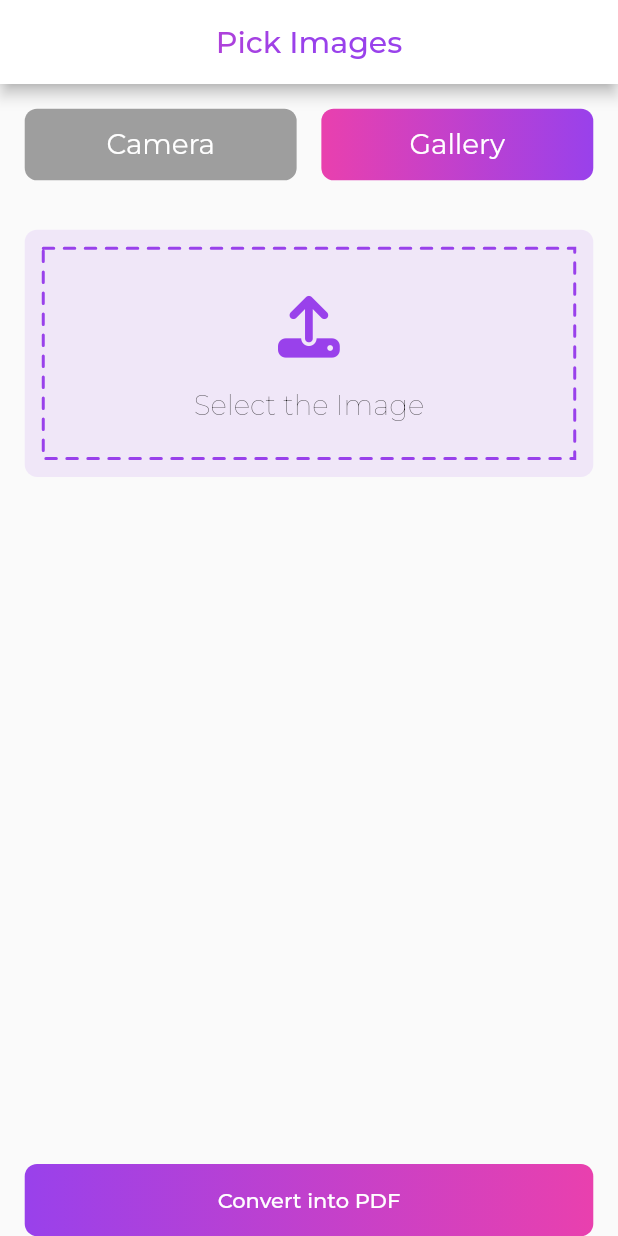
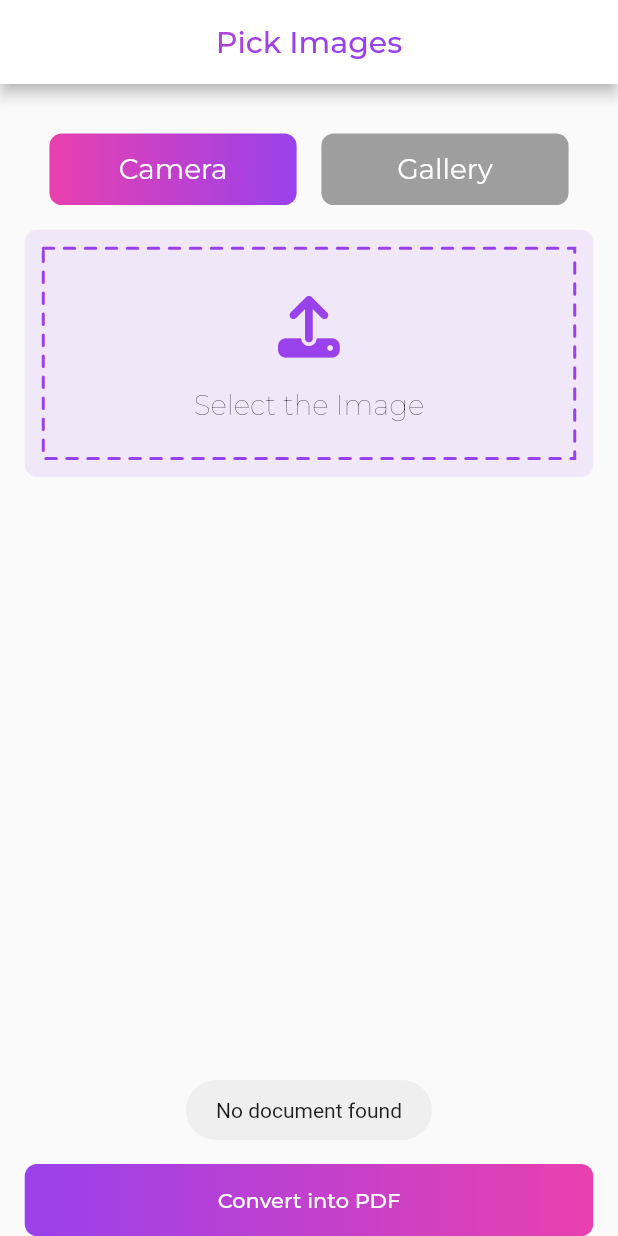
Before and after one commit to talha828/Images_to_pdf, a Flutter app: the screen it shows after launch, after a tap on "Convert into PDF", on a phone screen of 412 x 824 dp. Run offline on Flutter 3.47's test engine with Material 2 defaults, Android fonts, the phone set to English and light mode, and no system bars; drawn by our look-alikes of dotted_border; our stand-ins replace fluttertoast, font_awesome_flutter, get, google_fonts, image_picker, open_filex; missing offline and left inert: document_file_save_plus, flutter_share.

```diff
--- a/lib/screens/main_screen/main_screen.dart
+++ b/lib/screens/main_screen/main_screen.dart
@@ -8,6 +8,8 @@ import 'package:image_to_pdf/constant/constant.dart';
 import 'package:image_to_pdf/logic/logic.dart';
 import 'package:image_to_pdf/screens/exit_screen/exit_screen.dart';
 import 'package:image_to_pdf/widgets/select_image_card/select_image_card.dart';
+
+import '../../widgets/general_button/general_button.dart';
 
 class MainScreen extends StatefulWidget {
   const MainScreen({Key? key}) : super(key: key);
@@ -21,7 +23,7 @@ class _MainScreenState extends State<MainScreen> {
   final Shader linearGradient = const LinearGradient(
     colors: <Color>[themeColor1, themeColor2],
   ).createShader(const Rect.fromLTWH(0.0, 0.0, 200.0, 70.0));
-  Future<void>addImage()async{
+  Future<void> addImage() async {
     XFile? image = await ImagePicker().pickImage(source: ImageSource.camera);
     data.fileList.add(File(image!.path));
     data.widgetList.add(
@@ -36,18 +38,11 @@ class _MainScreenState extends State<MainScreen> {
         ),
       ),
     );
-    Future.delayed(const Duration(seconds:1),()=>setState((){}));
+    Future.delayed(const Duration(seconds: 1), () => setState(() {}));
   }
 
   @override
   void initState() {
-    data.widgetList.add(
-      SelectImageCard(
-        width: width,
-        onTap: () => addImage().catchError(
-            (e) => Fluttertoast.showToast(msg: "Error: ${e.toString()}")),
-      ),
-    );
     super.initState();
   }
 
@@ -68,19 +63,27 @@ class _MainScreenState extends State<MainScreen> {
           label: "Convert Image into PDF",
           width: width,
           onTap: () async {
-            await ImageToPdf.imageList(data.fileList).then((value) async {
-               data.pdf.value=File(value.path);
+            if (data.fileList.isNotEmpty) {
+              await ImageToPdf.imageList(listOfFiles: data.fileList)
+                  .then((value) async {
+                data.pdf.value = File(value.path);
                 Get.to(const ExitScreen());
                 //await OpenFilex.open(value.path);
                 // final bytes = await value.save();
                 // await value.writeAsBytes(bytes,flush: true);
               });
+            } else {
+              Fluttertoast.showToast(msg: "No document found");
+            }
           },
         ),
         body: GetBuilder<Logic>(
             init: Logic(),
             builder: (logic) {
-            return Column(
+              return Container(
+                padding: EdgeInsets.symmetric(
+                    vertical: width * 0.04, horizontal: width * 0.04),
+                child: Column(
                   crossAxisAlignment: CrossAxisAlignment.stretch,
                   children: [
                     Padding(
@@ -90,24 +93,31 @@ class _MainScreenState extends State<MainScreen> {
                         children: [
                           Expanded(
                             child: InkWell(
-                          onTap: () => setState((){data.source.value = ImageSource.camera;}),
+                              onTap: () => setState(() {
+                                data.source.value = ImageSource.camera;
+                              }),
                               child: Container(
                                 padding: EdgeInsets.symmetric(
-                                vertical: width * 0.03, horizontal: width * 0.03),
+                                    vertical: width * 0.03,
+                                    horizontal: width * 0.03),
                                 decoration: BoxDecoration(
-                                borderRadius: BorderRadius.circular(width * 0.02),
-                                gradient: data.source.value == ImageSource.camera
+                                    borderRadius:
+                                        BorderRadius.circular(width * 0.02),
+                                    gradient: data.source.value ==
+                                            ImageSource.camera
+                                        ? const LinearGradient(
+                                            colors: [themeColor1, themeColor2])
+                                        : null,
+                                    color:
+                                        data.source.value == ImageSource.camera
                                             ? null
-                                    : const LinearGradient(
-                                        colors: [themeColor1, themeColor2]),
-                                color: data.source.value == ImageSource.camera
-                                    ? Colors.grey
-                                    : null),
+                                            : Colors.grey),
                                 alignment: Alignment.center,
                                 child: Text(
                                   "Camera",
                                   style: TextStyle(
-                                  color: Colors.white, fontSize: width * 0.045),
+                                      color: Colors.white,
+                                      fontSize: width * 0.045),
                                 ),
                               ),
                             ),
@@ -117,25 +127,32 @@ class _MainScreenState extends State<MainScreen> {
                           ),
                           Expanded(
                             child: InkWell(
-                          onTap: () => setState((){data.source.value = ImageSource.gallery;}),
+                              onTap: () => setState(() {
+                                data.source.value = ImageSource.gallery;
+                              }),
                               child: Container(
                                 padding: EdgeInsets.symmetric(
-                                vertical: width * 0.03, horizontal: width * 0.03),
+                                    vertical: width * 0.03,
+                                    horizontal: width * 0.03),
                                 decoration: BoxDecoration(
-                              borderRadius: BorderRadius.circular(width * 0.02),
-                              color: logic.source.value == ImageSource.gallery
-                                  ? Colors.grey
+                                  borderRadius:
+                                      BorderRadius.circular(width * 0.02),
+                                  color:
+                                      logic.source.value == ImageSource.gallery
+                                          ? null
+                                          : Colors.grey,
+                                  gradient: logic.source.value ==
+                                          ImageSource.gallery
+                                      ? const LinearGradient(
+                                          colors: [themeColor1, themeColor2])
                                       : null,
-                              gradient: logic.source.value == ImageSource.gallery
-                                  ? null
-                                  : const LinearGradient(
-                                      colors: [themeColor1, themeColor2]),
                                 ),
                                 alignment: Alignment.center,
                                 child: Text(
                                   "Gallery",
                                   style: TextStyle(
-                                  color: Colors.white, fontSize: width * 0.045),
+                                      color: Colors.white,
+                                      fontSize: width * 0.045),
                                 ),
                               ),
                             ),
@@ -143,64 +160,43 @@ class _MainScreenState extends State<MainScreen> {
                         ],
                       ),
                     ),
+                    SelectImageCard(
+                      width: width,
+                      onTap: () => addImage().catchError(
+                          (e) => Fluttertoast.showToast(msg: "No Image")),
+                    ),
                     Expanded(
                       child: Container(
-                      padding: EdgeInsets.symmetric(
-                          horizontal: width * 0.04, vertical: width * 0.04),
+                          padding: EdgeInsets.symmetric(vertical: width * 0.04),
                           child: ListView.separated(
                               shrinkWrap: true,
+                              scrollDirection: Axis.horizontal,
                               itemBuilder: (context, index) {
-                            return Dismissible(
+                                return Container(
+                                  width: width * 0.6,
+                                  child: Dismissible(
+                                      direction: DismissDirection.vertical,
                                       key: UniqueKey(),
                                       onDismissed: (onDismiss) {
                                         // remove item
                                         data.fileList.removeAt(index);
                                         data.widgetList.removeAt(index);
                                       },
-                                child: logic.widgetList[index]!);
+                                      child: logic.widgetList[index]!),
+                                );
                               },
                               separatorBuilder: (context, index) {
                                 return SizedBox(
-                              height: width * 0.04,
+                                  width: width * 0.04,
                                 );
                               },
                               itemCount: logic.widgetList.length)),
                     ),
                   ],
+                ),
               );
-          }
-        ),
+            }),
       ),
     );
   }
 }
-
-class GeneralButton extends StatelessWidget {
-  const GeneralButton(
-      {Key? key, required this.width, required this.onTap,required this.label})
-      : super(key: key);
-
-  final double width;
-  final Function()? onTap;
-  final String label;
-  @override
-  Widget build(BuildContext context) {
-    return Container(
-      padding: EdgeInsets.symmetric(horizontal: width * 0.04),
-      child: Container(
-        decoration: BoxDecoration(
-          borderRadius: BorderRadius.circular(width * 0.02),
-          gradient: const LinearGradient(colors: [themeColor2, themeColor1]),
-        ),
-        child: ElevatedButton(
-          style: ButtonStyle(
-              elevation: MaterialStateProperty.all<double?>(0.0),
-              backgroundColor:
-                  MaterialStateProperty.all<Color>(Colors.transparent)),
-          onPressed: onTap,
-          child: const Text("Convert into PDF"),
-        ),
-      ),
-    );
-  }
-}
--- /dev/null
+++ b/lib/widgets/general_button/general_button.dart
@@ -0,0 +1,33 @@
+
+import 'package:flutter/material.dart';
+import 'package:image_to_pdf/constant/constant.dart';
+
+class GeneralButton extends StatelessWidget {
+  const GeneralButton(
+      {Key? key, required this.width, required this.onTap,required this.label})
+      : super(key: key);
+
+  final double width;
+  final Function()? onTap;
+  final String label;
+  @override
+  Widget build(BuildContext context) {
+    return Container(
+      padding: EdgeInsets.symmetric(horizontal: width * 0.04),
+      child: Container(
+        decoration: BoxDecoration(
+          borderRadius: BorderRadius.circular(width * 0.02),
+          gradient: const LinearGradient(colors: [themeColor2, themeColor1]),
+        ),
+        child: ElevatedButton(
+          style: ButtonStyle(
+              elevation: MaterialStateProperty.all<double?>(0.0),
+              backgroundColor:
+              MaterialStateProperty.all<Color>(Colors.transparent)),
+          onPressed: onTap,
+          child: const Text("Convert into PDF"),
+        ),
+      ),
+    );
+  }
+}
--- a/lib/widgets/select_image_card/select_image_card.dart
+++ b/lib/widgets/select_image_card/select_image_card.dart
@@ -35,12 +35,15 @@ class SelectImageCard extends StatelessWidget {
             crossAxisAlignment: CrossAxisAlignment.stretch,
             mainAxisAlignment: MainAxisAlignment.spaceEvenly,
             children: [
-              IconButton(
-                onPressed: () {},
-                icon: FaIcon(
-                  FontAwesomeIcons.upload,
-                  color: themeColor2,
-                  size: width * 0.1,
+              IgnorePointer(
+                ignoring: true,
+                child: IconButton(
+                  onPressed: () {},
+                  icon: FaIcon(
+                    FontAwesomeIcons.upload,
+                    color: themeColor2,
+                    size: width * 0.1,
+                  ),
                 ),
               ),
               Text(
--- a/packages/image_to_pdf_converter/lib/converter.dart
+++ b/packages/image_to_pdf_converter/lib/converter.dart
@@ -3,19 +3,19 @@ part of image_to_pdf_converter;
 
 
 class ImageToPdf {
-  static Future<dynamic> imageList(List<File?> list) async {
-    if (list.isEmpty) {
-      throw "please provide valid String";
+  static Future<dynamic> imageList({required List<File?> listOfFiles}) async {
+    if (listOfFiles.isEmpty) {
+      throw "Your List is Empty";
     } else {
       final pdf = pw.Document();
-      for (var image in list) {
+      for (var image in listOfFiles) {
         var pdfImage = pw.MemoryImage(
           image!.readAsBytesSync(),
         );
         pdf.addPage(
           pw.Page(
             build: (pw.Context context) {
-              return pw.Image(pdfImage); // Center
+              return pw.Image(pdfImage,fit:pw.BoxFit.contain); // Center
             },
           ),
         );
--- a/pubspec.yaml
+++ b/pubspec.yaml
@@ -58,6 +58,8 @@ dev_dependencies:
   open_filex: ^4.1.1
   fluttertoast: ^8.0.9
   flutter_file_saver: any
+  document_file_save_plus:
+  flutter_share:
 
 # For information on the generic Dart part of this file, see the
 # following page: https://dart.dev/tools/pub/pubspec
```
Also changed, not shown: lib/screens/exit_screen/exit_screen.dart (+22 -3 lines), lib/generated/assets.dart (added), pubspec.lock, 2 other files. Lines whose indentation alone changed are shown as unchanged.
